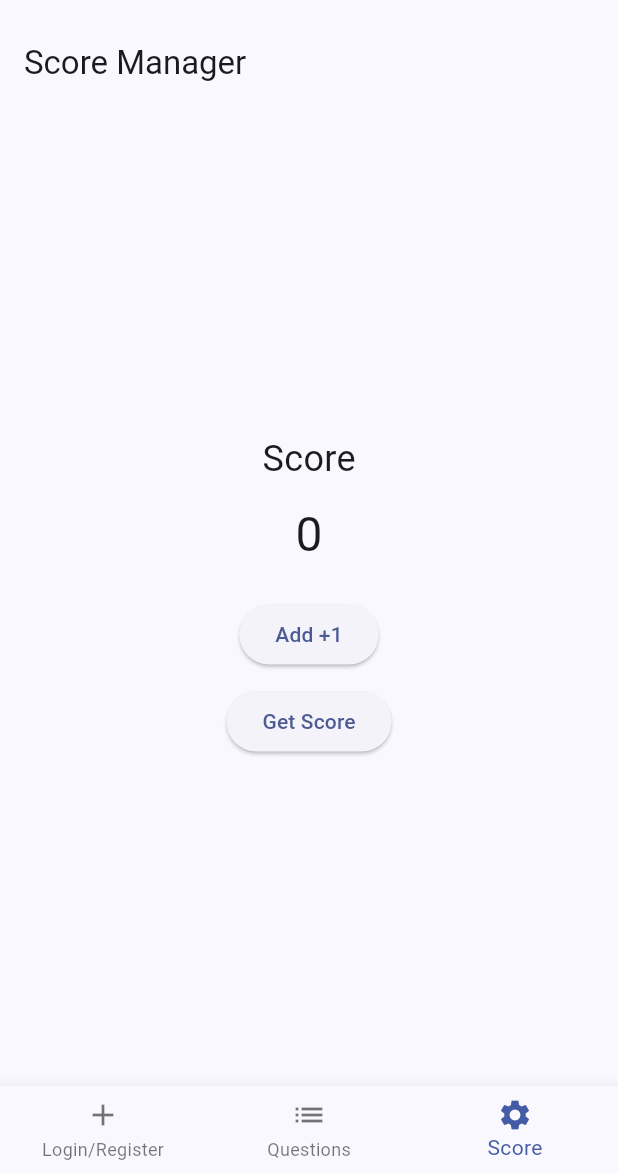
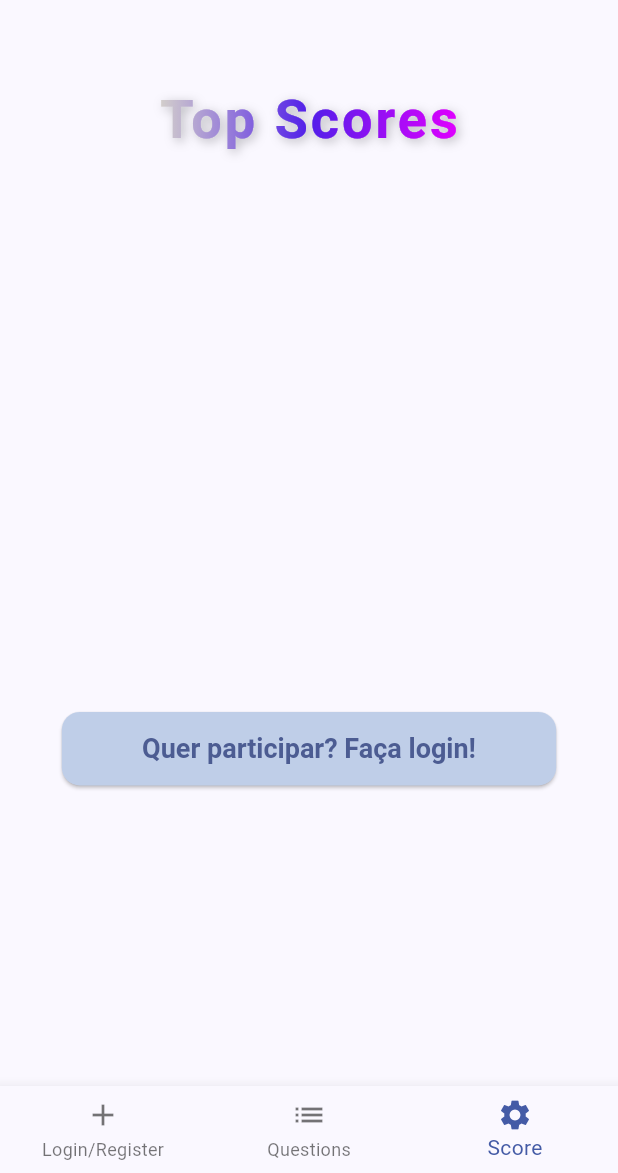
Before and after one commit to PedroLeite2/Exercicio2, a Flutter app: the screen it shows after launch, item 3 of the bottom bar chosen, on a phone screen of 412 x 824 dp, the part 63-1236 px from its top. Run offline on Flutter 3.47's test engine with Material 3 defaults, Android fonts, the phone set to English and light mode, and no system bars; our stand-ins replace another_flushbar, shared_preferences, sqflite; accounts and stored records are empty.

Commit message:
Lista top 5 score

```diff
--- a/lib/main.dart
+++ b/lib/main.dart
@@ -4,6 +4,9 @@ import 'package:avaliacaoex2/buildWidgetConfigureQuestions.dart';
 import 'package:avaliacaoex2/myexercicioteste_exemplo3.dart';
 import 'registarScreen.dart';
 import 'database_helper.dart';
+
+final ValueNotifier<int> bottomNavIndexNotifier = ValueNotifier<int>(0);
+final ValueNotifier<int> _selectedIndex = bottomNavIndexNotifier;
 
 void main() async {
   WidgetsFlutterBinding.ensureInitialized();
@@ -42,16 +45,15 @@ class MyExercicioTeste extends StatefulWidget {
 }
 
 class _MyExercicioTesteState extends State<MyExercicioTeste> {
-  int _selectedIndex = 0;
   final GlobalKey<NavigatorState> _navigatorKey = GlobalKey<NavigatorState>();
   String? _nomeUtilizador;
 
   void _onItemTapped(int index) {
-    if (index == _selectedIndex) {
+    if (index == _selectedIndex.value) {
       _navigatorKey.currentState?.popUntil((route) => route.isFirst);
     } else {
       setState(() {
-        _selectedIndex = index;
+        _selectedIndex.value = index;
       });
 
       final routeName = _routeName(index);
@@ -103,7 +105,7 @@ class _MyExercicioTesteState extends State<MyExercicioTeste> {
     super.initState();
     WidgetsBinding.instance.addPostFrameCallback((_) {
       _navigatorKey.currentState?.pushReplacementNamed(
-        _routeName(_selectedIndex),
+        _routeName(_selectedIndex.value),
         arguments: _nomeUtilizador,
       );
     });
@@ -114,8 +116,11 @@ class _MyExercicioTesteState extends State<MyExercicioTeste> {
     return Scaffold(
       appBar: AppBar(title: Text(widget.title), centerTitle: true),
       body: Navigator(key: _navigatorKey, onGenerateRoute: _onGenerateRoute),
-      bottomNavigationBar: BottomNavigationBar(
-        currentIndex: _selectedIndex,
+      bottomNavigationBar: ValueListenableBuilder<int>(
+        valueListenable: _selectedIndex,
+        builder: (context, value, _) {
+          return BottomNavigationBar(
+            currentIndex: value,
             selectedItemColor: const Color.fromARGB(255, 68, 91, 166),
             onTap: _onItemTapped,
             items: const [
@@ -123,9 +128,17 @@ class _MyExercicioTesteState extends State<MyExercicioTeste> {
                 icon: Icon(Icons.add),
                 label: 'Login/Register',
               ),
-          BottomNavigationBarItem(icon: Icon(Icons.list), label: 'Questions'),
-          BottomNavigationBarItem(icon: Icon(Icons.settings), label: 'Score'),
+              BottomNavigationBarItem(
+                icon: Icon(Icons.list),
+                label: 'Questions',
+              ),
+              BottomNavigationBarItem(
+                icon: Icon(Icons.settings),
+                label: 'Score',
+              ),
             ],
+          );
+        },
       ),
     );
   }
--- a/lib/myexercicioteste_exemplo3.dart
+++ b/lib/myexercicioteste_exemplo3.dart
@@ -1,5 +1,6 @@
 import 'package:flutter/material.dart';
 import 'database_helper.dart';
+import 'main.dart';
 
 Widget buildWidgetSettings() {
   return const SettingsPage();
@@ -9,58 +10,151 @@ class SettingsPage extends StatefulWidget {
   const SettingsPage({super.key});
 
   @override
-  State<SettingsPage> createState() => _ScorePageState();
+  State<SettingsPage> createState() => _SettingsPageState();
 }
 
-class _ScorePageState extends State<SettingsPage> {
+class _SettingsPageState extends State<SettingsPage> {
+  List<Map<String, dynamic>> _topScores = [];
+  String? _userName;
   int _score = 0;
-  final String _userName = 'pedro'; // Example name
-
-  Future<void> _getScore() async {
-    final db = DatabaseHelper.instance; // Replace with your DB class
-    final score = await db.getUserScore(_userName);
-    setState(() {
-      _score = score ?? 0;
-    });
-  }
-
-  Future<void> _addScore() async {
-    final db = DatabaseHelper.instance;
-    final currentScore = await db.getUserScore(_userName) ?? 0;
-    final newScore = currentScore + 1;
-    await db.updateUserScore(_userName, newScore);
-    setState(() {
-      _score = newScore;
-    });
-  }
 
   @override
   void initState() {
     super.initState();
-    _getScore();
+    _checkLoginAndLoadScore();
   }
 
-  @override
-  Widget build(BuildContext context) {
+  void _paginaLogin() {
+    bottomNavIndexNotifier.value = 0;
+  }
+
+  ButtonStyle _buttonStyle() {
+    return ElevatedButton.styleFrom(
+      backgroundColor: const Color.fromARGB(255, 191, 206, 232),
+      padding: const EdgeInsets.symmetric(vertical: 14, horizontal: 24),
+      shape: RoundedRectangleBorder(borderRadius: BorderRadius.circular(12)),
+      textStyle: const TextStyle(fontSize: 18, fontWeight: FontWeight.bold),
+    );
+  }
+
+  Future<void> _checkLoginAndLoadScore() async {
+    final user = await DatabaseHelper.instance.getLoggedUser();
+    final topScores = await DatabaseHelper.instance.getTop5Scores();
+    if (user != null) {
+      final score = await DatabaseHelper.instance.getUserScore(user);
+      setState(() {
+        _userName = user;
+        _score = score ?? 0;
+      });
+    } else {
+      setState(() {
+        _userName = null;
+        _topScores = topScores;
+      });
+    }
+  }
+
+  Widget _buildNotLoggedInScreen(List<Map<String, dynamic>> topScores) {
+    return Scaffold(
+      body: Column(
+        children: [
+          const SizedBox(height: 40),
+          ShaderMask(
+            shaderCallback: (bounds) => const LinearGradient(
+              colors: [
+                Color.fromARGB(255, 212, 208, 203),
+                Color.fromARGB(255, 81, 30, 233),
+                Color.fromARGB(255, 225, 0, 255),
+              ],
+            ).createShader(Rect.fromLTWH(0, 0, bounds.width, bounds.height)),
+            child: const Text(
+              "Top Scores",
+              style: TextStyle(
+                fontSize: 36,
+                fontWeight: FontWeight.bold,
+                letterSpacing: 2,
+                color: Colors.white,
+                shadows: [
+                  Shadow(
+                    blurRadius: 8,
+                    color: Colors.black26,
+                    offset: Offset(2, 2),
+                  ),
+                ],
+              ),
+            ),
+          ),
+          const SizedBox(height: 20),
+          SizedBox(
+            height: MediaQuery.of(context).size.height * 0.4,
+            child: ListView.builder(
+              itemCount: _topScores.length,
+              itemBuilder: (context, index) {
+                final user = _topScores[index];
+                return Card(
+                  margin: const EdgeInsets.symmetric(
+                    horizontal: 20,
+                    vertical: 8,
+                  ),
+                  child: ListTile(
+                    leading: CircleAvatar(child: Text('${index + 1}')),
+                    title: Text(
+                      user['name'],
+                      style: const TextStyle(fontSize: 18),
+                    ),
+                    trailing: Text(
+                      '${user['score']} pts',
+                      style: const TextStyle(
+                        fontSize: 16,
+                        fontWeight: FontWeight.bold,
+                      ),
+                    ),
+                  ),
+                );
+              },
+            ),
+          ),
+          const SizedBox(height: 20),
+          SizedBox(
+            width: MediaQuery.of(context).size.width * 0.80,
+            child: ElevatedButton(
+              onPressed: _paginaLogin,
+              style: _buttonStyle(),
+              child: const Text("Quer participar? Faça login!"),
+            ),
+          ),
+        ],
+      ),
+    );
+  }
+
+  Widget _buildLoggedInScreen() {
     return Scaffold(
       appBar: AppBar(title: const Text("Score Manager")),
       body: Center(
         child: Column(
           mainAxisAlignment: MainAxisAlignment.center,
           children: [
+            Text("Olá, $_userName!", style: const TextStyle(fontSize: 20)),
+            const SizedBox(height: 20),
             const Text("Score", style: TextStyle(fontSize: 24)),
             const SizedBox(height: 10),
             Text('$_score', style: const TextStyle(fontSize: 32)),
             const SizedBox(height: 20),
-            ElevatedButton(onPressed: _addScore, child: const Text('Add +1')),
-            const SizedBox(height: 10),
             ElevatedButton(
-              onPressed: _getScore,
-              child: const Text('Get Score'),
+              onPressed: _checkLoginAndLoadScore,
+              child: const Text('Atualizar Score'),
             ),
           ],
         ),
       ),
     );
   }
+
+  @override
+  Widget build(BuildContext context) {
+    return _userName == null
+        ? _buildNotLoggedInScreen(_topScores)
+        : _buildLoggedInScreen();
+  }
 }
--- a/lib/registarScreen.dart
+++ b/lib/registarScreen.dart
@@ -2,6 +2,7 @@ import 'package:flutter/material.dart';
 import 'database_helper.dart';
 import 'package:avaliacaoex2/myexercicioteste_exemplo1.dart';
 import 'package:another_flushbar/flushbar.dart';
+import 'main.dart';
 
 class Registar extends StatefulWidget {
   const Registar({super.key});
@@ -43,7 +44,7 @@ class _RegistarState extends State<Registar> {
   }
 
   void _paginaLogin() {
-    Navigator.of(context).pushNamed('/login');
+    bottomNavIndexNotifier.value = 0;
   }
 
   InputDecoration _inputDecoration(String label) {
--- a/pubspec.yaml
+++ b/pubspec.yaml
@@ -37,6 +37,7 @@ dependencies:
   sqflite: ^2.3.2
   path: any
   another_flushbar: ^1.10.30
+  shared_preferences: ^2.2.2
 
 dev_dependencies:
   flutter_test:
```
Also changed, not shown: lib/database_helper.dart (+29 -0 lines), pubspec.lock, 1 other file. Lines whose indentation alone changed are shown as unchanged.
